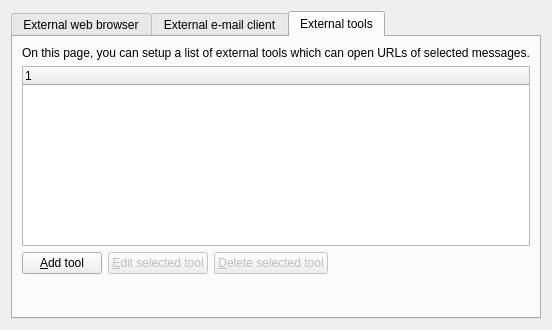
This is src/librssguard/gui/settings/settingsbrowsermail.ui in martinrotter/rssguard as Qt 5 draws it before an edit. The edited form follows.
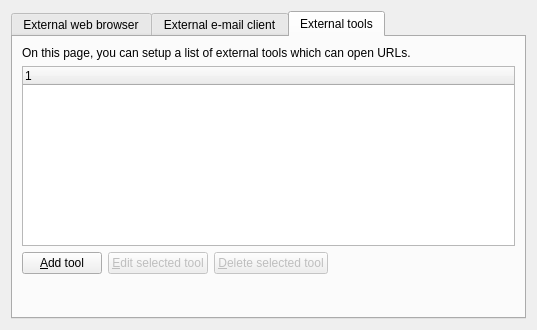
This is the edited form. The open tabs and pages were chosen to show the change. Custom widgets are drawn as their Qt base class.

```diff
--- a/src/librssguard/gui/settings/settingsbrowsermail.ui
+++ b/src/librssguard/gui/settings/settingsbrowsermail.ui
@@ -6,7 +6,7 @@
    <rect>
     <x>0</x>
     <y>0</y>
-    <width>481</width>
+    <width>537</width>
     <height>330</height>
    </rect>
   </property>
@@ -337,7 +337,7 @@
        <item row="0" column="0" colspan="2">
         <widget class="QLabel" name="m_lblToolInfo">
          <property name="text">
-          <string>On this page, you can setup a list of external tools which can open URLs of selected messages.</string>
+          <string>On this page, you can setup a list of external tools which can open URLs.</string>
          </property>
         </widget>
        </item>
```
